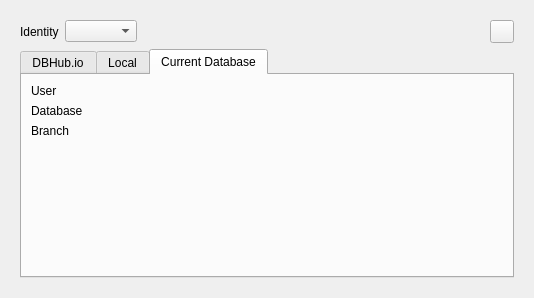
Old version of the form src/RemoteDock.ui in the repository sqlitebrowser/sqlitebrowser.
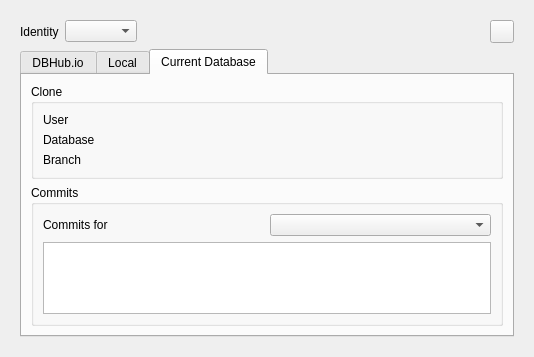
New version of the form. The open tabs and pages were chosen to show the change. Icons and pictures are not drawn.

Commit message:
dbhub: Show list of commits in Remote dock
When opening a clone of a remote database show a list of all branches,
releases, and tags in the Remote dock and show the commit list when
selecting one of them.

```diff
--- a/src/RemoteDock.ui
+++ b/src/RemoteDock.ui
@@ -7,7 +7,7 @@
     <x>0</x>
     <y>0</y>
     <width>534</width>
-    <height>298</height>
+    <height>357</height>
    </rect>
   </property>
   <property name="windowTitle">
@@ -99,6 +99,12 @@
           <attribute name="title">
            <string>Current Database</string>
           </attribute>
+          <layout class="QVBoxLayout" name="verticalLayout_7">
+           <item>
+            <widget class="QGroupBox" name="groupBox">
+             <property name="title">
+              <string>Clone</string>
+             </property>
           <layout class="QFormLayout" name="formLayout">
            <item row="0" column="0">
             <widget class="QLabel" name="label">
@@ -149,6 +155,35 @@
              <property name="textInteractionFlags">
               <set>Qt::LinksAccessibleByMouse|Qt::TextSelectableByKeyboard|Qt::TextSelectableByMouse</set>
              </property>
+               </widget>
+              </item>
+             </layout>
+            </widget>
+           </item>
+           <item>
+            <widget class="QGroupBox" name="groupBox_2">
+             <property name="title">
+              <string>Commits</string>
+             </property>
+             <layout class="QVBoxLayout" name="verticalLayout_6">
+              <item>
+               <layout class="QHBoxLayout" name="horizontalLayout_4">
+                <item>
+                 <widget class="QLabel" name="label_3">
+                  <property name="text">
+                   <string>Commits for</string>
+                  </property>
+                 </widget>
+                </item>
+                <item>
+                 <widget class="QComboBox" name="comboDatabaseBranch"/>
+                </item>
+               </layout>
+              </item>
+              <item>
+               <widget class="QTreeView" name="treeDatabaseCommits"/>
+              </item>
+             </layout>
             </widget>
            </item>
           </layout>
```
Lines whose indentation alone changed are shown as unchanged. The commit also changes 8 other files.
